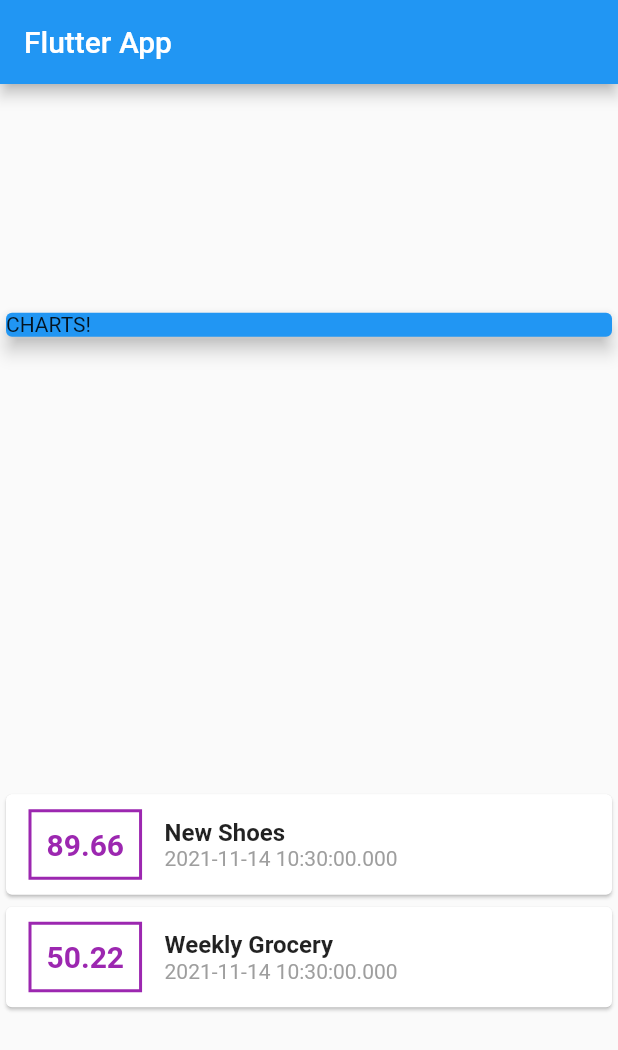
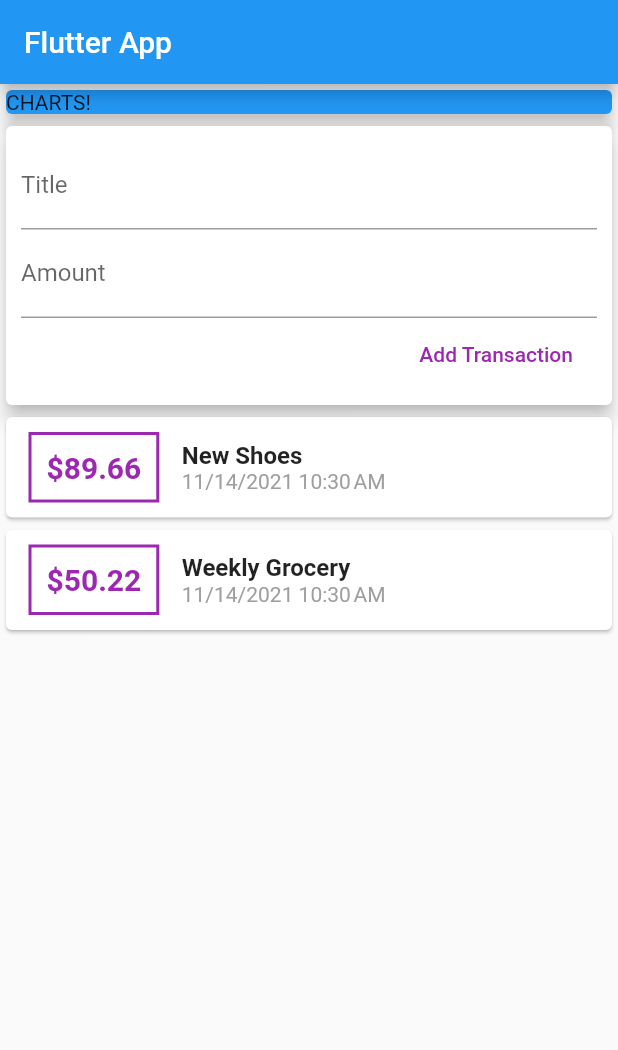
Before and after one commit to mostafaadawy/flutter_complete_guide_lesson4, a Flutter app: the screen it shows after launch, on a phone screen of 412 x 824 dp. Shown: the top 1050 px of the screen. Run offline on Flutter 3.47's test engine with Material 2 defaults, Android fonts, the phone set to English and light mode, and no system bars.

Commit message:
installing external packages adding date formates

```diff
--- a/lib/main.dart
+++ b/lib/main.dart
@@ -1,6 +1,7 @@
 import 'package:flutter/material.dart';
 
 import 'transaction.dart';
+import 'package:intl/intl.dart';
 
 void main() => runApp(MyApp());
 
@@ -36,7 +37,7 @@
         title: Text('Flutter App'),
       ),
       body: Column(
-        mainAxisAlignment: MainAxisAlignment.spaceAround,
+        //mainAxisAlignment: MainAxisAlignment.spaceAround,
         crossAxisAlignment: CrossAxisAlignment.stretch,
         children: <Widget>[
           Container(
@@ -47,6 +48,29 @@
                 elevation: 5,
             ),
           ),
+          Card(
+            elevation: 5,
+            child: Container(
+              padding: EdgeInsets.all(10),
+              child: Column(
+                crossAxisAlignment: CrossAxisAlignment.end,
+                children: <Widget>[
+                  TextField(
+                    decoration: InputDecoration(labelText: 'Title'),
+                  ),TextField(
+                    decoration: InputDecoration(labelText: 'Amount'),
+                  ),
+                  FlatButton(
+                    onPressed: (){},
+                   child: Text(
+                     'Add Transaction',
+                     style:TextStyle(color: Colors.purple) ,
+                   )
+                   )
+                  ],
+                )
+              ),
+          ),
           Column(
             children: transactions.map((tx){
               return Card(
@@ -56,7 +80,7 @@
                       margin: EdgeInsets.symmetric(vertical: 10,horizontal: 15),
                       decoration: BoxDecoration(border: Border.all(color: Colors.purple, width: 2 )),
                       padding: EdgeInsets.all(10),
-                      child: Text(tx.amount.toString(),
+                      child: Text('\$${tx.amount}',
                       style: TextStyle(fontWeight: FontWeight.bold, fontSize: 20, color: Colors.purple),
                       ),
 
@@ -69,7 +93,7 @@
                           style: TextStyle(fontSize: 16, fontWeight: FontWeight.bold),
                           ),
                           Text(
-                            tx.date.toString(),
+                           DateFormat.yMd().add_jm().format(tx.date),
                             style: TextStyle(color: Colors.grey),
                           ),
                         ],
--- a/pubspec.yaml
+++ b/pubspec.yaml
@@ -32,7 +32,7 @@
 dev_dependencies:
   flutter_test:
     sdk: flutter
-
+  intl: ^0.17.0
 # For information on the generic Dart part of this file, see the
 # following page: https://dart.dev/tools/pub/pubspec
 
```
Also changed, not shown: pubspec.lock.
